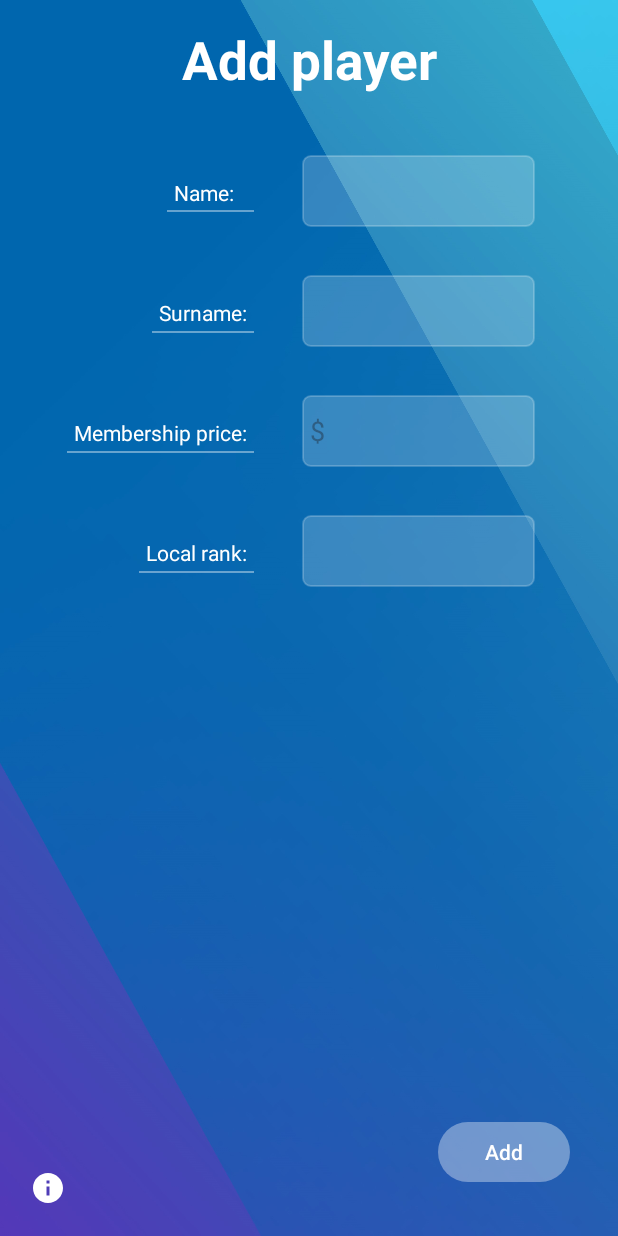
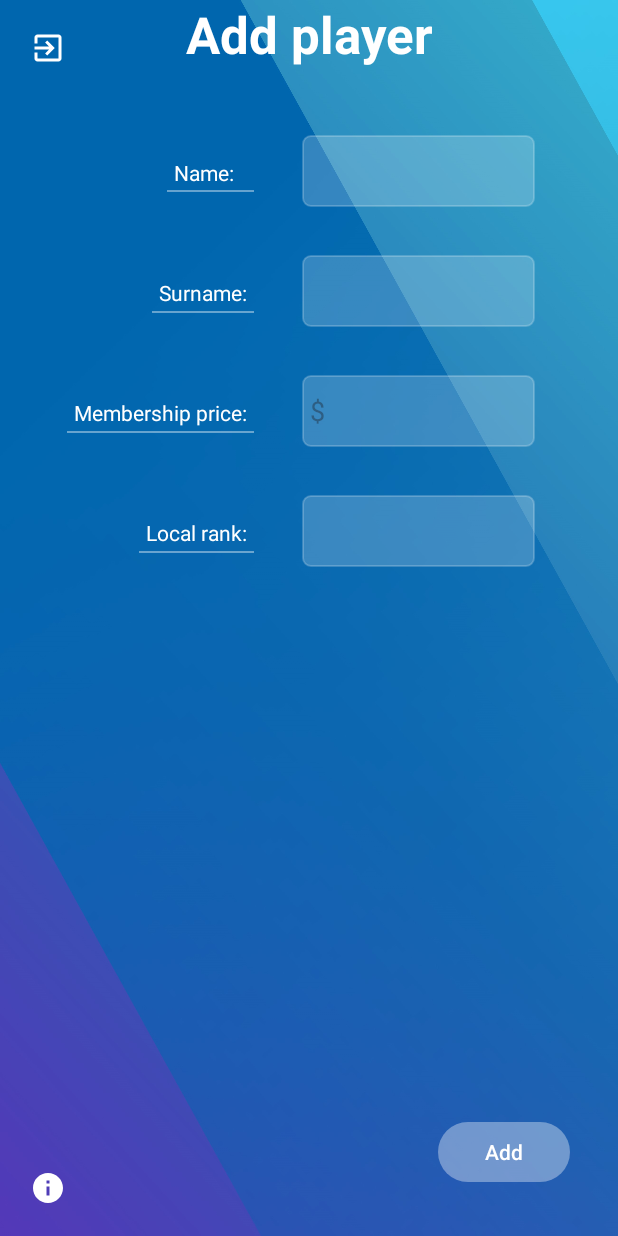
Before and after one commit to AnejBradacVranc/TaskOne, an Android app: the layout activity_main.xml on its own in the app's theme, with its tools: preview values and no code run, on a phone screen of 412 x 824 dp. Run offline under Robolectric (Android 15) with nearby library versions, the phone set to English and light mode, and no system bars.

Commit message:
Task 3 functionality. Added exit button, fixed the layout of components.

```diff
--- a/app/src/main/java/com/example/taskone/MainActivity.kt
+++ b/app/src/main/java/com/example/taskone/MainActivity.kt
@@ -52,6 +52,8 @@ class MainActivity : AppCompatActivity() {
 
         binding.infoButton.setOnClickListener{Log.w("TableTennisClubApp", "Stevilo igralcev v klubu: ${tableTennisClub.size()}")}
 
+        binding.exitButton.setOnClickListener{finish()}
+
     }
 
     private fun clearInputFields(){
--- /dev/null
+++ b/app/src/main/res/drawable/baseline_exit_icon.xml
@@ -0,0 +1,5 @@
+<vector android:autoMirrored="true" android:height="24dp"
+    android:tint="#FFFFFF" android:viewportHeight="24"
+    android:viewportWidth="24" android:width="24dp" xmlns:android="http://schemas.android.com/apk/res/android">
+    <path android:fillColor="@android:color/white" android:pathData="M10.09,15.59L11.5,17l5,-5 -5,-5 -1.41,1.41L12.67,11H3v2h9.67l-2.58,2.59zM19,3H5c-1.11,0 -2,0.9 -2,2v4h2V5h14v14H5v-4H3v4c0,1.1 0.89,2 2,2h14c1.1,0 2,-0.9 2,-2V5c0,-1.1 -0.9,-2 -2,-2z"/>
+</vector>
--- a/app/src/main/res/layout/activity_main.xml
+++ b/app/src/main/res/layout/activity_main.xml
@@ -4,8 +4,8 @@
     xmlns:tools="http://schemas.android.com/tools"
     android:layout_width="match_parent"
     android:layout_height="match_parent"
-    tools:context=".MainActivity"
-    android:background="@drawable/app_background">
+    android:background="@drawable/app_background"
+    tools:context=".MainActivity">
 
     <androidx.constraintlayout.widget.Guideline
         android:id="@+id/guideline"
@@ -19,13 +19,13 @@
         android:id="@+id/formtitle"
         android:layout_width="match_parent"
         android:layout_height="wrap_content"
-        android:layout_marginTop="16dp"
         android:gravity="center"
         android:text="Add player"
         android:textColor="@color/white"
-        android:textSize="35dp"
+        android:textSize="34sp"
         android:textStyle="bold"
         app:layout_constraintEnd_toEndOf="parent"
+        app:layout_constraintHorizontal_bias="0.0"
         app:layout_constraintStart_toStartOf="parent"
         app:layout_constraintTop_toTopOf="parent" />
 
@@ -34,10 +34,10 @@
         android:layout_width="58dp"
         android:layout_height="23dp"
         android:layout_marginEnd="16dp"
+        android:background="@drawable/underline"
+        android:labelFor="@id/name_input"
+        android:text="Name:"
         android:textColor="@color/white"
-        android:background="@drawable/underline"
-        android:text="Name:"
-        android:labelFor="@id/name_input"
         app:layout_constraintBaseline_toBaselineOf="@+id/name_input"
         app:layout_constraintEnd_toStartOf="@+id/guideline" />
 
@@ -47,8 +47,8 @@
         android:layout_height="wrap_content"
         android:layout_marginEnd="16dp"
         android:background="@drawable/underline"
+        android:labelFor="@id/surname_input"
         android:text="Surname:"
-        android:labelFor="@id/surname_input"
         android:textColor="@color/white"
         app:layout_constraintBaseline_toBaselineOf="@+id/surname_input"
         app:layout_constraintEnd_toStartOf="@+id/guideline" />
@@ -70,8 +70,8 @@
         android:layout_height="wrap_content"
         android:layout_marginEnd="16dp"
         android:background="@drawable/underline"
+        android:labelFor="@id/rank_input"
         android:text="Local rank:"
-        android:labelFor="@id/rank_input"
         android:textColor="@color/white"
         app:layout_constraintBaseline_toBaselineOf="@+id/rank_input"
         app:layout_constraintEnd_toStartOf="@+id/guideline" />
@@ -81,15 +81,15 @@
         android:layout_width="155dp"
         android:layout_height="48dp"
         android:layout_marginStart="16dp"
-        android:layout_marginTop="40dp"
+        android:layout_marginTop="16dp"
         android:background="@drawable/rounded_corner"
         android:ems="10"
         android:inputType="text"
         android:padding="5dp"
+        android:textColor="@color/white"
         android:textCursorDrawable="@null"
-        android:textColor="@color/white"
         app:layout_constraintStart_toStartOf="@+id/guideline"
-        app:layout_constraintTop_toBottomOf="@+id/formtitle" />
+        app:layout_constraintTop_toTopOf="@+id/guideline3" />
 
     <EditText
 
@@ -115,9 +115,9 @@
         android:layout_marginTop="32dp"
         android:background="@drawable/rounded_corner"
         android:ems="10"
+        android:hint="$"
         android:inputType="text"
         android:padding="5dp"
-        android:hint="$"
         android:textColor="@color/white"
         android:textCursorDrawable="@null"
         app:layout_constraintStart_toStartOf="@+id/guideline"
@@ -145,8 +145,8 @@
         android:layout_marginEnd="32dp"
         android:layout_marginBottom="32dp"
         android:backgroundTint="#33FFFFFF"
+        android:text="Add"
         android:textColor="@color/white"
-        android:text="Add"
         app:layout_constraintBottom_toBottomOf="parent"
         app:layout_constraintEnd_toEndOf="parent" />
 
@@ -157,10 +157,29 @@
         android:layout_marginStart="8dp"
         android:layout_marginBottom="8dp"
         android:backgroundTint="#00FFFFFF"
+        android:contentDescription="Get info"
         android:scaleType="center"
         android:src="@drawable/info_icon"
         app:layout_constraintBottom_toBottomOf="parent"
+        app:layout_constraintStart_toStartOf="parent" />
+
+    <ImageButton
+        android:id="@+id/exit_button"
+        android:layout_width="48dp"
+        android:layout_height="48dp"
+        android:layout_marginStart="8dp"
+        android:layout_marginTop="8dp"
+        android:background="#00FFFFFF"
+        android:contentDescription="Exit"
         app:layout_constraintStart_toStartOf="parent"
-        android:contentDescription="Get info"/>
+        app:layout_constraintTop_toTopOf="parent"
+        app:srcCompat="@drawable/baseline_exit_icon" />
+
+    <androidx.constraintlayout.widget.Guideline
+        android:id="@+id/guideline3"
+        android:layout_width="wrap_content"
+        android:layout_height="wrap_content"
+        android:orientation="horizontal"
+        app:layout_constraintGuide_percent="0.09" />
 
 </androidx.constraintlayout.widget.ConstraintLayout>
```
